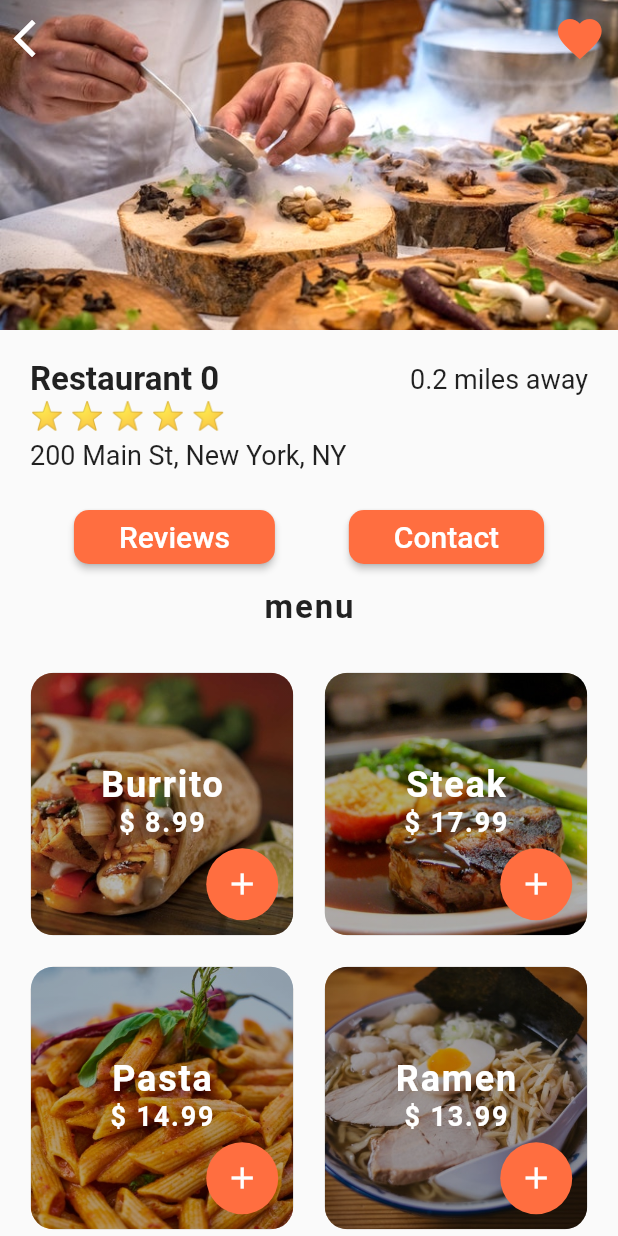
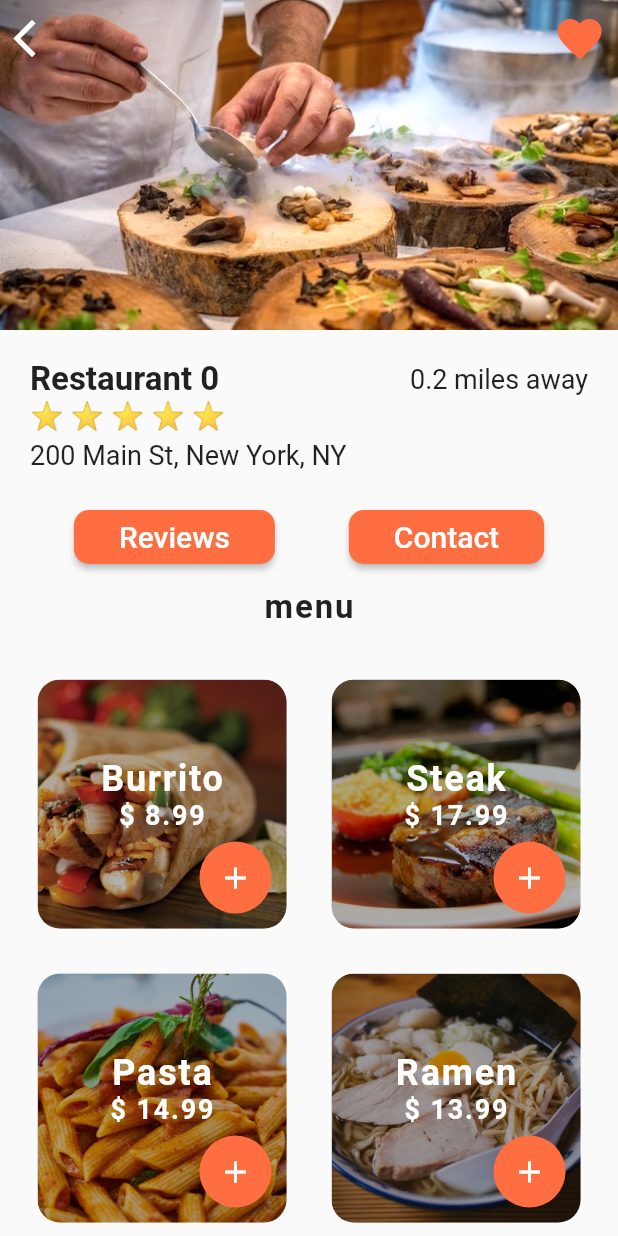
Before and after one commit to pawanbangar/food_delivery, a Flutter app: the screen it shows after launch, after a tap on "Restaurant 0", on a phone screen of 412 x 824 dp. Run offline on Flutter 3.47's test engine with Material 2 defaults, Android fonts, the phone set to English and light mode, and no system bars.

Commit message:
fixed restaurant screen padding

```diff
--- a/lib/screens/home_screen.dart
+++ b/lib/screens/home_screen.dart
@@ -117,7 +117,8 @@ class _HomeScreenState extends State<HomeScreen> {
                   ),
                 ),
               ),
-              Container(
+              Expanded(
+                child: Container(
                   margin: EdgeInsets.all(12.0),
                   child: Expanded(
                     child: Column(
@@ -156,6 +157,7 @@ class _HomeScreenState extends State<HomeScreen> {
                     ),
                   ),
                 ),
+              )
             ],
           ),
         ),
--- a/lib/screens/restaurant_screen.dart
+++ b/lib/screens/restaurant_screen.dart
@@ -132,7 +132,9 @@ class _RestaurantScreenState extends State<RestaurantScreen> {
   }
 
   Widget _buildMenuItem(Food food) {
-    return Center(
+    return Padding(
+      padding: EdgeInsets.all(15.0),
+      child: Center(
         child: Stack(
           alignment: Alignment.center,
           children: <Widget>[
@@ -203,6 +205,7 @@ class _RestaurantScreenState extends State<RestaurantScreen> {
             )
           ],
         ),
+      ),
     );
   }
 }
```
Lines whose indentation alone changed are shown as unchanged.
